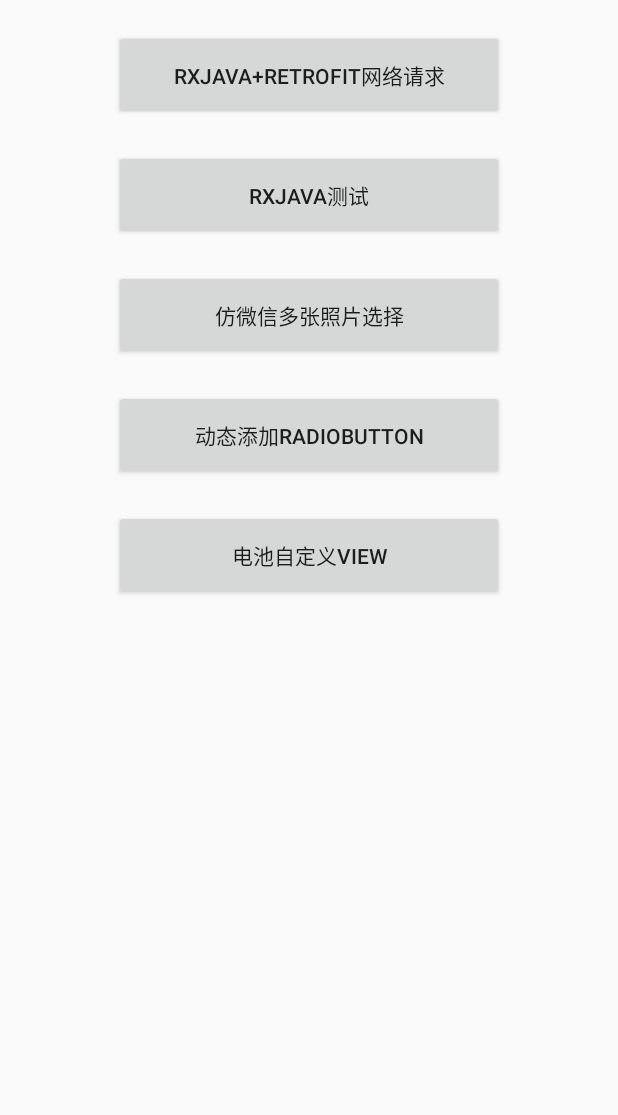
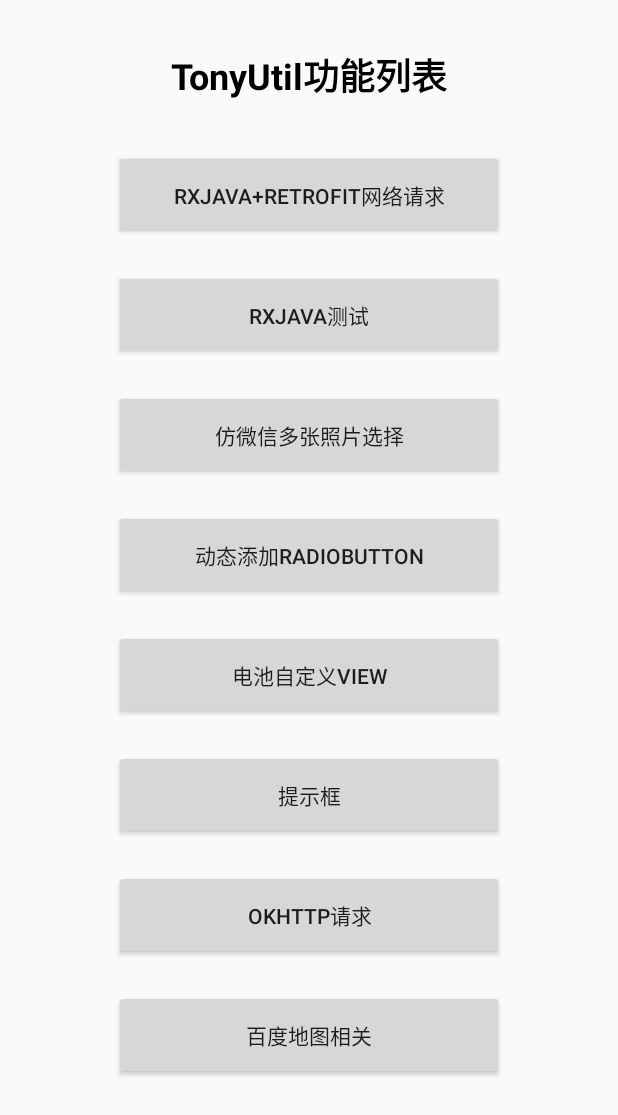
Before and after one commit to gitzsq/TonyUtils, an Android app: the layout activity_main.xml on its own in the app's theme, with its tools: preview values and no code run, on a phone screen of 412 x 824 dp. Shown: the top 1115 px of the screen. Run offline under Robolectric (Android 15) with nearby library versions, the phone set to English and light mode, and no system bars.

```diff
--- a/app/src/main/java/com/tony/utils/customview/CustomRadioGroup.java
+++ b/app/src/main/java/com/tony/utils/customview/CustomRadioGroup.java
@@ -12,7 +12,7 @@ import java.util.List;
 /**
  * 自定义radiobutton
  * @author Tony
- * @time 2019/5/5 13:37
+ * @time 2019/5/5 13:54
  */
 
 public class CustomRadioGroup extends RadioGroup {
--- a/app/src/main/java/com/tony/utils/ui/activity/MainActivity.kt
+++ b/app/src/main/java/com/tony/utils/ui/activity/MainActivity.kt
@@ -1,4 +1,4 @@
-package com.tony.utils.ui
+package com.tony.utils.ui.activity
 
 import android.content.Intent
 import android.support.v7.app.AppCompatActivity
--- a/app/src/main/res/layout/activity_main.xml
+++ b/app/src/main/res/layout/activity_main.xml
@@ -4,9 +4,28 @@
     xmlns:tools="http://schemas.android.com/tools"
     android:layout_width="match_parent"
     android:layout_height="match_parent"
-    android:orientation="vertical"
-    android:gravity="center_horizontal">
+    android:gravity="center_horizontal"
+    android:orientation="vertical">
+    <TextView
+        android:layout_width="match_parent"
+        android:layout_height="60dp"
+        android:layout_marginTop="20dp"
+        android:layout_marginRight="20dp"
+        android:layout_marginLeft="20dp"
+        android:gravity="center"
+        android:textColor="#000000"
+        android:textSize="24sp"
+        android:textStyle="bold"
+        android:text="TonyUtil功能列表" />
 
+    <ScrollView
+        android:layout_width="match_parent"
+        android:layout_height="match_parent">
+        <LinearLayout
+            android:layout_width="match_parent"
+            android:layout_height="match_parent"
+            android:gravity="center_horizontal"
+            android:orientation="vertical">
         <Button
             android:id="@+id/networkrequest_btn"
             android:layout_width="260dp"
@@ -41,4 +60,27 @@
             android:layout_height="60dp"
             android:layout_marginTop="20dp"
             android:text="电池自定义view" />
+
+        <Button
+            android:id="@+id/dialog_btn"
+            android:layout_width="260dp"
+            android:layout_height="60dp"
+            android:layout_marginTop="20dp"
+            android:text="提示框" />
+
+        <Button
+            android:id="@+id/okhttp_btn"
+            android:layout_width="260dp"
+            android:layout_height="60dp"
+            android:layout_marginTop="20dp"
+            android:text="okhttp请求" />
+
+        <Button
+            android:id="@+id/map_btn"
+            android:layout_width="260dp"
+            android:layout_height="60dp"
+            android:layout_marginTop="20dp"
+            android:text="百度地图相关" />
         </LinearLayout>
+    </ScrollView>
+</LinearLayout>
```
Also changed, not shown: app/src/main/AndroidManifest.xml (+4 -3 lines), app/src/main/java/com/tony/utils/ui/activity/WelcomeActivity.java (added, +78 -0 lines), app/src/main/res/anim/welcome.xml (added, +13 -0 lines), app/src/main/res/layout/activity_welcome.xml (added, +10 -0 lines), app/src/main/res/mipmap-hdpi/timg.jpg (added). Lines whose indentation alone changed are shown as unchanged.
